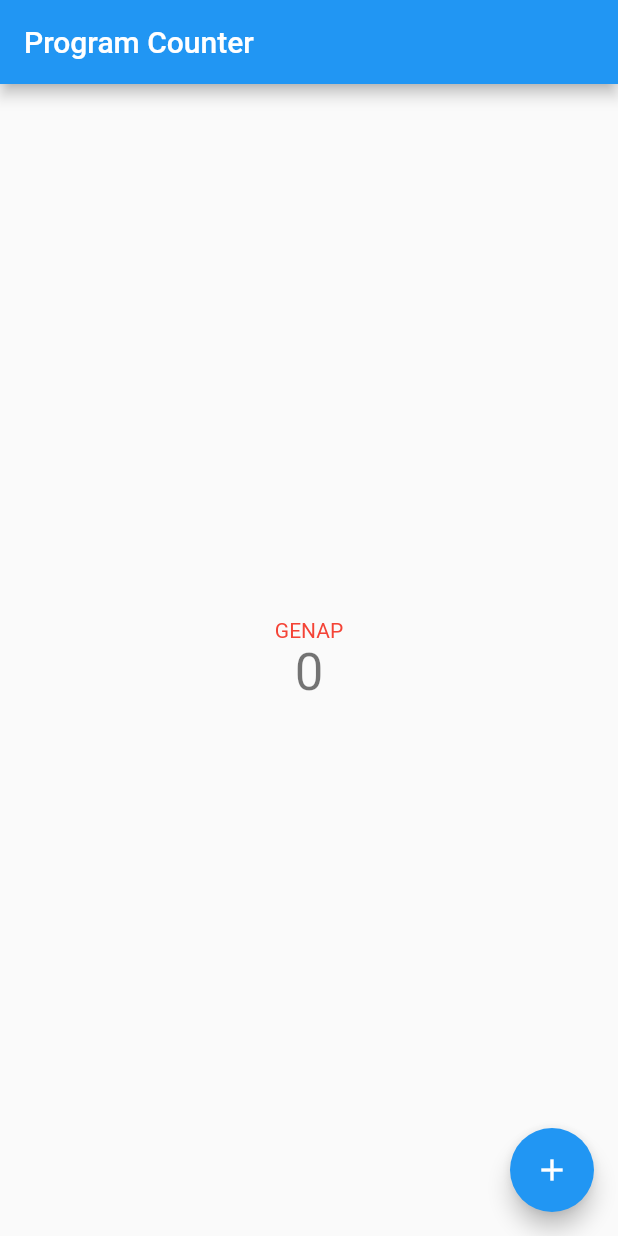
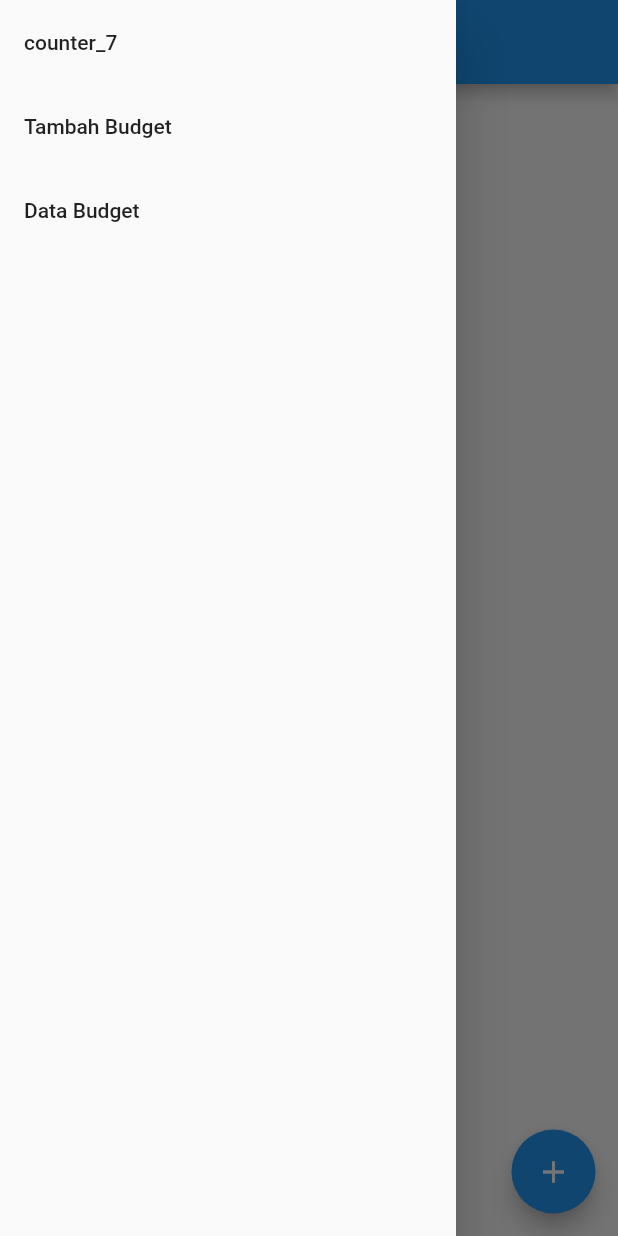
Before and after one commit to triviaspace/pbp-flutter-lab, a Flutter app: the screen it shows after launch, with the side drawer open (before the commit the screen has no drawer), on a phone screen of 412 x 824 dp. Run offline on Flutter 3.47's test engine with Material 2 defaults, Android fonts, the phone set to English and light mode, and no system bars.

Commit message:
tugas 8 kelar woi

```diff
--- a/counter_7/lib/main.dart
+++ b/counter_7/lib/main.dart
@@ -1,4 +1,6 @@
 import 'package:flutter/material.dart';
+import 'form.dart';
+import 'data.dart';
 
 void main() {
   runApp(const MyApp());
@@ -11,7 +13,7 @@ class MyApp extends StatelessWidget {
   @override
   Widget build(BuildContext context) {
     return MaterialApp(
-      title: 'Flutter Demo',
+      title: 'Counter',
       theme: ThemeData(
         // This is the theme of your application.
         //
@@ -24,13 +26,13 @@ class MyApp extends StatelessWidget {
         // is not restarted.
         primarySwatch: Colors.blue,
       ),
-      home: const MyHomePage(title: 'Program Counter'),
+      home: const MyHomePage(),
     );
   }
 }
 
 class MyHomePage extends StatefulWidget {
-  const MyHomePage({super.key, required this.title});
+  const MyHomePage({super.key});
 
   // This widget is the home page of your application. It is stateful, meaning
   // that it has a State object (defined below) that contains fields that affect
@@ -41,7 +43,7 @@ class MyHomePage extends StatefulWidget {
   // used by the build method of the State. Fields in a Widget subclass are
   // always marked "final".
 
-  final String title;
+  final String title = 'Counter_7';
 
   @override
   State<MyHomePage> createState() => _MyHomePageState();
@@ -49,7 +51,6 @@ class MyHomePage extends StatefulWidget {
 
 class _MyHomePageState extends State<MyHomePage> {
   int _counter = 0;
-  String _typeNumber = "Genap";
 
   void _incrementCounter() {
     setState(() {
@@ -63,16 +64,16 @@ class _MyHomePageState extends State<MyHomePage> {
   }
 
   void _decrementCounter() {
+    if (_counter <= 0) {
+      return;
+    }
     setState(() {
       // This call to setState tells the Flutter framework that something has
       // changed in this State, which causes it to rerun the build method below
       // so that the display can reflect the updated values. If we changed
       // _counter without calling setState(), then the build method would not be
       // called again, and so nothing would appear to happen.
-      if (_counter >= 1){
-        _counter--;
-      }
-
+      _counter--;
     });
   }
 
@@ -89,6 +90,44 @@ class _MyHomePageState extends State<MyHomePage> {
         // Here we take the value from the MyHomePage object that was created by
         // the App.build method, and use it to set our appbar title.
         title: Text(widget.title),
+      ),
+      // Drawer menu
+      drawer: Drawer(
+        child: Column(
+          children: [
+            // Menambahkan clickable menu
+            ListTile(
+              title: const Text('counter_7'),
+              onTap: () {
+                // Route menu ke halaman utama
+                Navigator.pushReplacement(
+                  context,
+                  MaterialPageRoute(builder: (context) => const MyHomePage()),
+                );
+              },
+            ),
+            ListTile(
+              title: const Text('Tambah Budget'),
+              onTap: () {
+                // Route menu ke halaman form
+                Navigator.pushReplacement(
+                  context,
+                  MaterialPageRoute(builder: (context) => const MyFormPage()),
+                );
+              },
+            ),
+            ListTile(
+              title: const Text('Data Budget'),
+              onTap: () {
+                // Route menu ke halaman form
+                Navigator.pushReplacement(
+                  context,
+                  MaterialPageRoute(builder: (context) => const MyDataPage()),
+                );
+              },
+            ),
+          ],
+        ),
       ),
       body: Center(
         // Center is a layout widget. It takes a single child and positions it
@@ -109,17 +148,16 @@ class _MyHomePageState extends State<MyHomePage> {
           // axis because Columns are vertical (the cross axis would be
           // horizontal).
           mainAxisAlignment: MainAxisAlignment.center,
-          children:
-          <Widget>[
-            _counter % 2 == 1
-            ? const Text(
-              'GANJIL',
-              style: TextStyle(color: Colors.blue),
-            )
-            : const Text(
-              'GENAP',
-              style: TextStyle(color: Colors.red),
-            ),
+          children: <Widget>[
+            (_counter % 2 == 0
+                ? Text(
+                    'GENAP',
+                    style: TextStyle(color: Colors.red),
+                  )
+                : Text(
+                    'GANJIL',
+                    style: TextStyle(color: Colors.blue),
+                  )),
             Text(
               '$_counter',
               style: Theme.of(context).textTheme.headline4,
@@ -127,27 +165,28 @@ class _MyHomePageState extends State<MyHomePage> {
           ],
         ),
       ),
-      floatingActionButton:  Padding(
-        padding: const EdgeInsets.only(left: 30),
+      floatingActionButtonLocation: FloatingActionButtonLocation.centerDocked,
+      floatingActionButton: Container(
+        padding: const EdgeInsets.all(15),
         child: Row(
           mainAxisAlignment: MainAxisAlignment.spaceBetween,
           children: [
-            _counter > 0
-            ? FloatingActionButton(
+            Visibility(
+              visible: (_counter > 0),
+              child: FloatingActionButton(
                 onPressed: _decrementCounter,
-                tooltip: 'Kurang',
+                tooltip: 'Decrement',
                 child: const Icon(Icons.remove),
-              )
-            : const SizedBox(),
-
+              ),
+            ),
             FloatingActionButton(
               onPressed: _incrementCounter,
-              tooltip: 'Tambah',
+              tooltip: 'Increment',
               child: const Icon(Icons.add),
-            )
+            ), // This trailing comma makes auto-formatting nicer for build methods.
           ],
         ),
-      ), // This trailing comma makes auto-formatting nicer for build methods.
+      ),
     );
   }
 }
```
Also changed, not shown: counter_7/lib/data.dart (added, +103 -0 lines), counter_7/lib/form.dart (added, +224 -0 lines).
